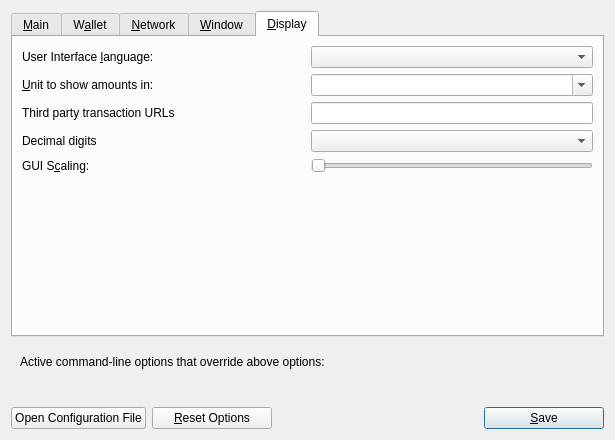
This is src/qt/forms/optionsdialog.ui in Ankh-Trust/electrum-core as Qt 5 draws it before an edit. The edited form follows.
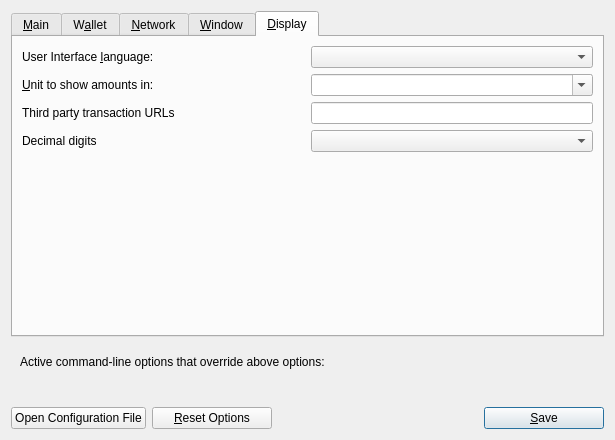
This is the edited form. The open tabs and pages were chosen to show the change. Custom widgets are drawn as their Qt base class.

The edit to the form file:
```diff
--- a/src/qt/forms/optionsdialog.ui
+++ b/src/qt/forms/optionsdialog.ui
@@ -726,45 +726,6 @@
          </item>
         </layout>
        </item>
-       <item>
-        <layout class="QHBoxLayout" name="horizontalLayout_Scaling_Display">
-         <item>
-          <widget class="QLabel" name="scalingLabel">
-           <property name="text">
-            <string>GUI S&amp;caling:</string>
-           </property>
-           <property name="textFormat">
-            <enum>Qt::PlainText</enum>
-           </property>
-           <property name="buddy">
-            <cstring>scaling</cstring>
-           </property>
-          </widget>
-         </item>
-         <item>
-          <widget class="QSlider" name="scaling">
-           <property name="sizePolicy">
-            <sizepolicy hsizetype="Preferred" vsizetype="Fixed">
-             <horstretch>0</horstretch>
-             <verstretch>0</verstretch>
-            </sizepolicy>
-           </property>
-           <property name="toolTip">
-            <string>User Interface Scaling (What scale % to use for wallet GUI?)</string>
-           </property>
-           <property name="minimum">
-            <number>90</number>
-           </property>
-           <property name="maximum">
-            <number>150</number>
-           </property>
-           <property name="orientation">
-            <enum>Qt::Horizontal</enum>
-           </property>
-          </widget>
-         </item>
-        </layout>
-       </item>
        <item>
         <spacer name="verticalSpacer_Display">
          <property name="orientation">
```
